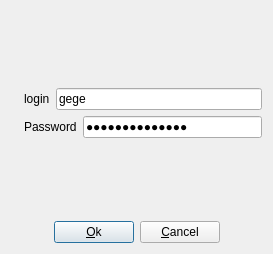
The window that producteur/dialoglogin.ui (Maxilei/Share_appPdV_NW) describes before a commit, drawn with Qt 5.
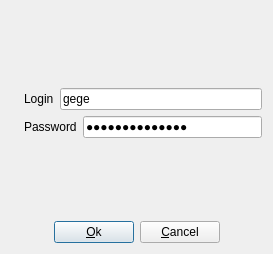
The same window after the commit. Icons and pictures are not drawn.

Patch:
```diff
--- a/producteur/dialoglogin.ui
+++ b/producteur/dialoglogin.ui
@@ -60,7 +60,7 @@
      <item>
       <widget class="QLabel" name="label">
        <property name="text">
-        <string>login</string>
+        <string>Login</string>
        </property>
       </widget>
      </item>
```
Left out of the diff: 8 changed lines with no effect on the pictures.
